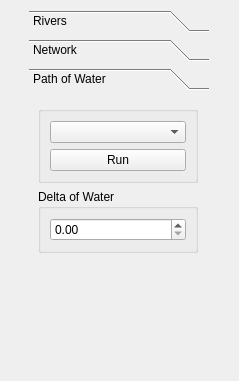
Old version of the form UI/toolbarsconfigmesh.ui in the repository jtpefaur/runnel; both pictures show x 0 to 239 and y 0 to 381 of the 239 by 736 pixel window.
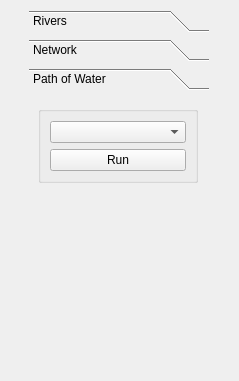
New version of the form. The open tabs and pages were chosen to show the change.

Commit message: add callaghan water path

```diff
--- a/UI/toolbarsconfigmesh.ui
+++ b/UI/toolbarsconfigmesh.ui
@@ -298,37 +298,6 @@
             </layout>
            </widget>
           </item>
-          <item>
-           <widget class="QGroupBox" name="groupBox_5">
-            <property name="sizePolicy">
-             <sizepolicy hsizetype="Expanding" vsizetype="Fixed">
-              <horstretch>0</horstretch>
-              <verstretch>0</verstretch>
-             </sizepolicy>
-            </property>
-            <property name="maximumSize">
-             <size>
-              <width>160</width>
-              <height>16777215</height>
-             </size>
-            </property>
-            <property name="title">
-             <string>Delta of Water</string>
-            </property>
-            <layout class="QVBoxLayout" name="verticalLayout_8">
-             <item>
-              <widget class="QDoubleSpinBox" name="delta_water_value">
-               <property name="sizePolicy">
-                <sizepolicy hsizetype="Preferred" vsizetype="Fixed">
-                 <horstretch>0</horstretch>
-                 <verstretch>0</verstretch>
-                </sizepolicy>
-               </property>
-              </widget>
-             </item>
-            </layout>
-           </widget>
-          </item>
           <item>
            <widget class="QWidget" name="path_conf" native="true">
             <layout class="QVBoxLayout" name="verticalLayout_9"/>
```
Left out of the diff: 2 changed lines with no effect on the pictures. The commit also changes 8 other files.
